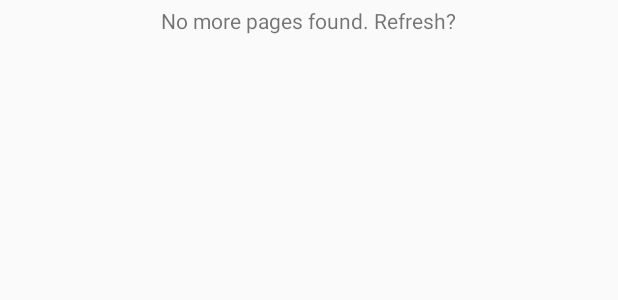
After one commit to Ecchilon/HappyPandaProject, an Android app: the layout end_of_overview_item.xml on its own in the app's theme, with its tools: preview values and no code run, on a phone screen of 412 x 824 dp. The commit adds this screen. Shown: the top 300 px of the screen. Run offline under Robolectric (Android 15) with nearby library versions, the phone set to English and light mode, and no system bars.

Commit message:
added gallery item layout. started setting up overview adapter.

```diff
--- a/HappyPandaProject/src/main/java/com/ecchilon/happypandaproject/GalleryItem.java
+++ b/HappyPandaProject/src/main/java/com/ecchilon/happypandaproject/GalleryItem.java
@@ -1,7 +1,7 @@
 package com.ecchilon.happypandaproject;
 
 /**
- * Created by Alex on 1/4/14.
+ * Created by Ecchilon on 1/4/14.
  */
 public class GalleryItem {
 }
--- a/HappyPandaProject/src/main/java/sites/siteutil/GalleryOverviewInterface.java
+++ b/HappyPandaProject/src/main/java/sites/siteutil/GalleryOverviewInterface.java
@@ -12,8 +12,8 @@ public interface GalleryOverviewInterface {
 
     /**
      * Get the next page of the overview, if available. If not available, PageCreationFailed() should be called on the listener
-     * @param currentIndex Index of the application's current page. First request will start at 0.
+     * @param index Index of the application's current page. First request will start at 0.
      * @param listener Listener to pass the constructed list of items to.
      */
-    public void nextPage(int currentIndex, GalleryPageCreatedCallback listener);
+    public void getPage(int index, GalleryPageCreatedCallback listener);
 }
--- /dev/null
+++ b/HappyPandaProject/src/main/res/layout/end_of_overview_item.xml
@@ -0,0 +1,14 @@
+<?xml version="1.0" encoding="utf-8"?>
+
+<LinearLayout xmlns:android="http://schemas.android.com/apk/res/android"
+    android:orientation="vertical"
+    android:layout_width="match_parent"
+    android:layout_height="wrap_content">
+
+    <TextView
+        android:layout_margin="4dp"
+        android:layout_gravity="center"
+        android:text="@string/end_of_overview"
+        android:layout_height="wrap_content"
+        android:layout_width="wrap_content" />
+</LinearLayout>
--- a/HappyPandaProject/src/main/res/values/strings.xml
+++ b/HappyPandaProject/src/main/res/values/strings.xml
@@ -10,4 +10,6 @@
     <string name="action_example">Example action</string>
     <string name="action_settings">Settings</string>
 
+    <string name="end_of_overview">No more pages found. Refresh?</string>
+
 </resources>
```
Also changed, not shown: HappyPandaProject/src/main/java/com/ecchilon/happypandaproject/GalleryOverviewAdapter.java (deleted, +0 -34 lines), HappyPandaProject/src/main/java/com/ecchilon/happypandaproject/GalleryOverviewFragment.java (+61 -1 lines), HappyPandaProject/src/main/java/com/ecchilon/happypandaproject/GalleryViewAdapter.java (added, +52 -0 lines), HappyPandaProject/src/main/java/sites/siteutil/PagedGalleryAbstract.java (added, +8 -0 lines), HappyPandaProject/src/main/java/sites/siteutil/SearchInterface.java (added, +17 -0 lines), HappyPandaProject/src/main/java/sites/siteutil/SiteFactory.java (+14 -1 lines), HappyPandaProject/src/main/res/layout/gallery_fragment_overview.xml (+3 -8 lines), HappyPandaProject/src/main/res/layout/gallery_item.xml (added, +9 -0 lines).
